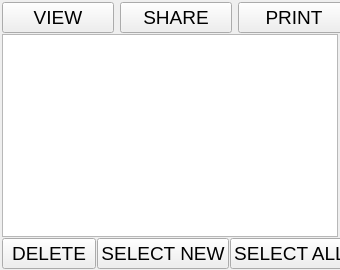
This is file_mgr.ui in georgezgsun/Tampa as Qt 5 draws it before an edit. The edited form follows.
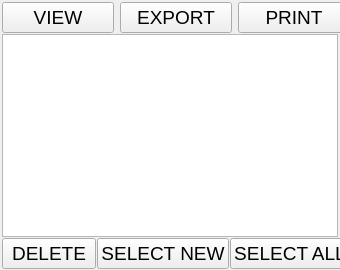
This is the edited form.

Patch:
```diff
--- a/file_mgr.ui
+++ b/file_mgr.ui
@@ -86,7 +86,7 @@
          </font>
         </property>
         <property name="text">
-         <string>SHARE</string>
+         <string>EXPORT</string>
         </property>
         <property name="flat">
          <bool>false</bool>
```
Left out of the diff: 3 changed lines with no effect on the pictures.
